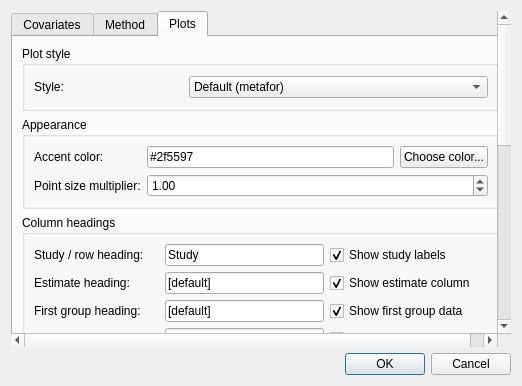
The window that src/rc_metastudio/forms/analysis_setup_dialog.ui (AliSalman-et-al/rc-metastudio) describes before a commit, drawn with Qt 5.
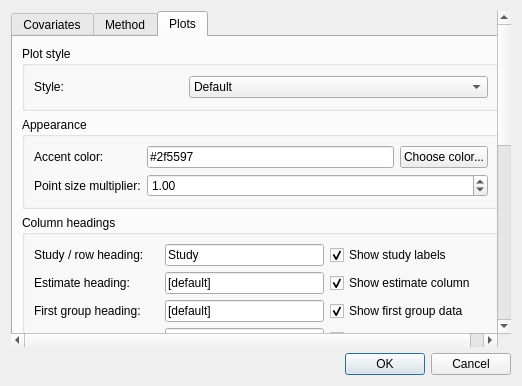
The same window after the commit. The open tabs and pages were chosen to show the change. Icons and pictures are not drawn. Custom widgets are drawn as their Qt base class.

Commit message: fix: label the persisted default plot style Default

The edit to the form file:
```diff
--- a/src/rc_metastudio/forms/analysis_setup_dialog.ui
+++ b/src/rc_metastudio/forms/analysis_setup_dialog.ui
@@ -157,7 +157,7 @@
            <widget class="AdaptiveComboBox" name="style_cbo">
             <item>
              <property name="text">
-              <string>Default (metafor)</string>
+              <string>Default</string>
              </property>
             </item>
             <item>
```
The commit also changes 8 other files.
